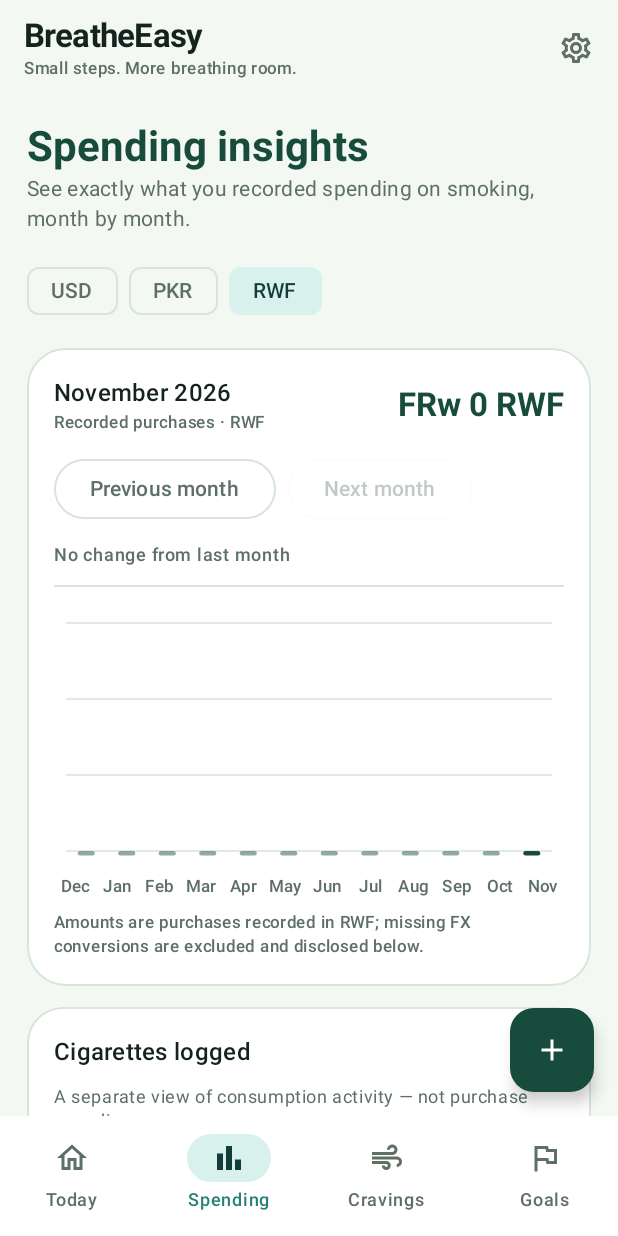
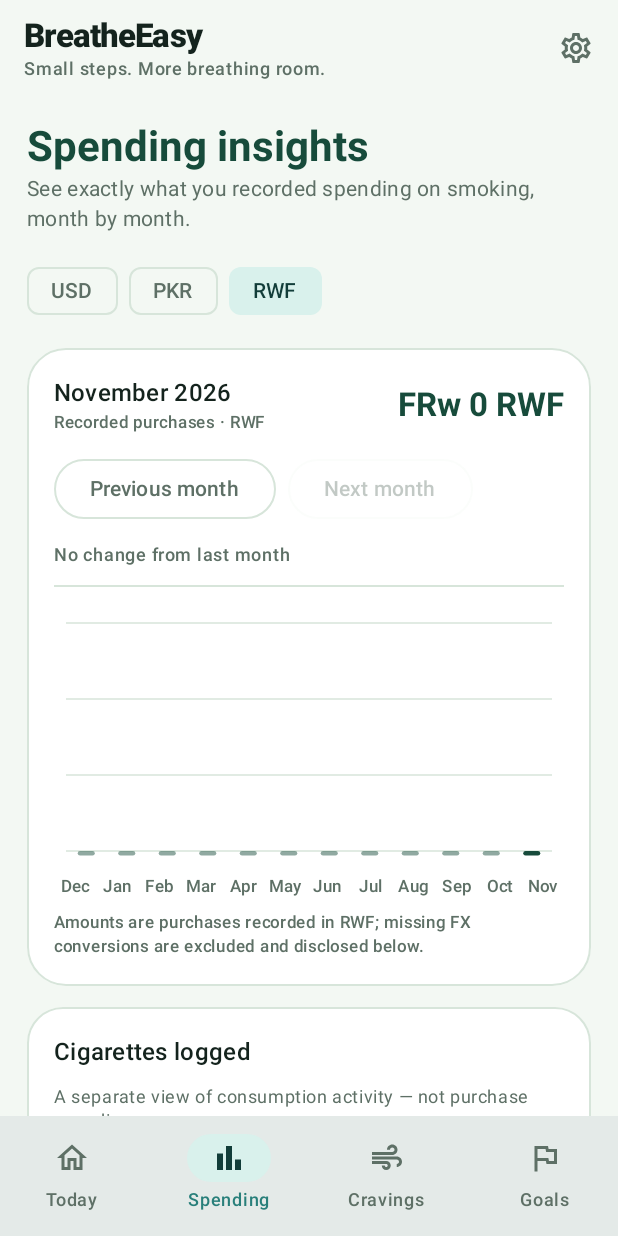
Before and after one commit to amirmalik798/breath-easy, an Android app built with Jetpack Compose: the screen it shows after launch (MainActivity), item 2 of the bottom bar chosen, on a phone screen of 412 x 824 dp. Run offline under Robolectric (Android 15) with nearby library versions, the phone set to English and light mode, and no system bars.

Commit message:
ux: remove obstructive global action button and refine screen spacing

```diff
--- a/app/src/main/java/com/amirmalik/breatheasy/ui/BreatheEasyApp.kt
+++ b/app/src/main/java/com/amirmalik/breatheasy/ui/BreatheEasyApp.kt
@@ -54,7 +54,6 @@ import androidx.compose.material3.DatePickerDialog
 import androidx.compose.material3.ExperimentalMaterial3Api
 import androidx.compose.material3.FilledTonalButton
 import androidx.compose.material3.FilterChip
-import androidx.compose.material3.FloatingActionButton
 import androidx.compose.material3.Icon
 import androidx.compose.material3.IconButton
 import androidx.compose.material3.MaterialTheme
@@ -148,8 +147,8 @@ fun BreatheEasyApp(viewModel: BreatheEasyViewModel) {
             TopAppBar(
                 title = {
                     Column(verticalArrangement = Arrangement.spacedBy(0.dp)) {
-                        Text("BreatheEasy", fontWeight = FontWeight.Bold, letterSpacing = (-0.5).sp)
-                        Text("Small steps. More breathing room.", style = MaterialTheme.typography.labelSmall,
+                        Text("BreatheEasy", style = MaterialTheme.typography.titleLarge, fontWeight = FontWeight.ExtraBold, letterSpacing = (-0.6).sp)
+                        Text("Small steps. More breathing room.", style = MaterialTheme.typography.labelMedium,
                             color = MaterialTheme.colorScheme.onSurfaceVariant)
                     }
                 },
@@ -165,7 +164,7 @@ fun BreatheEasyApp(viewModel: BreatheEasyViewModel) {
             )
         },
         bottomBar = {
-            NavigationBar(containerColor = MaterialTheme.colorScheme.surface) {
+            NavigationBar(containerColor = MaterialTheme.colorScheme.surface, tonalElevation = 8.dp) {
                 MainTab.entries.forEach { tab ->
                     val icon = when (tab) {
                         MainTab.TODAY -> Icons.Outlined.Home
@@ -182,13 +181,6 @@ fun BreatheEasyApp(viewModel: BreatheEasyViewModel) {
                     )
                 }
             }
-        },
-        floatingActionButton = {
-            FloatingActionButton(
-                onClick = { showPurchaseDialog = true },
-                containerColor = MaterialTheme.colorScheme.primary,
-                contentColor = MaterialTheme.colorScheme.onPrimary,
-            ) { Icon(Icons.Outlined.Add, contentDescription = "Record a purchase") }
         },
         snackbarHost = { SnackbarHost(snackbarHostState) },
     ) { scaffoldPadding ->
@@ -289,7 +281,7 @@ private fun TodayScreen(
     LazyColumn(
         modifier = Modifier.fillMaxSize(),
         contentPadding = androidx.compose.foundation.layout.PaddingValues(
-            start = 18.dp, end = 18.dp, top = 16.dp, bottom = 108.dp,
+            start = 18.dp, end = 18.dp, top = 16.dp, bottom = 28.dp,
         ),
         verticalArrangement = Arrangement.spacedBy(14.dp),
     ) {
@@ -537,7 +529,7 @@ private fun SpendingScreen(snapshot: AppSnapshot, onDeletePurchase: (Purchase) -
 
     LazyColumn(
         modifier = Modifier.fillMaxSize(),
-        contentPadding = androidx.compose.foundation.layout.PaddingValues(18.dp, 16.dp, 18.dp, 108.dp),
+        contentPadding = androidx.compose.foundation.layout.PaddingValues(18.dp, 16.dp, 18.dp, 28.dp),
         verticalArrangement = Arrangement.spacedBy(14.dp),
     ) {
         item {
@@ -1311,9 +1303,9 @@ private fun PurchaseRow(purchase: Purchase, onDelete: () -> Unit) {
                 color = MaterialTheme.colorScheme.onSurfaceVariant, maxLines = 1)
         }
         Column(horizontalAlignment = Alignment.End) {
-            Text(Money.format(purchase.amountMinor, purchase.currency),
+            Text("${purchase.currency.isoCode} · ${Money.format(purchase.amountMinor, purchase.currency)}",
                 fontWeight = FontWeight.Bold, color = MaterialTheme.colorScheme.primary,
-                style = MaterialTheme.typography.bodyMedium)
+                style = MaterialTheme.typography.bodyMedium, maxLines = 1)
             Text(if (purchase.planned) "Planned" else "Impulse", style = MaterialTheme.typography.labelSmall,
                 color = MaterialTheme.colorScheme.onSurfaceVariant)
         }
```
